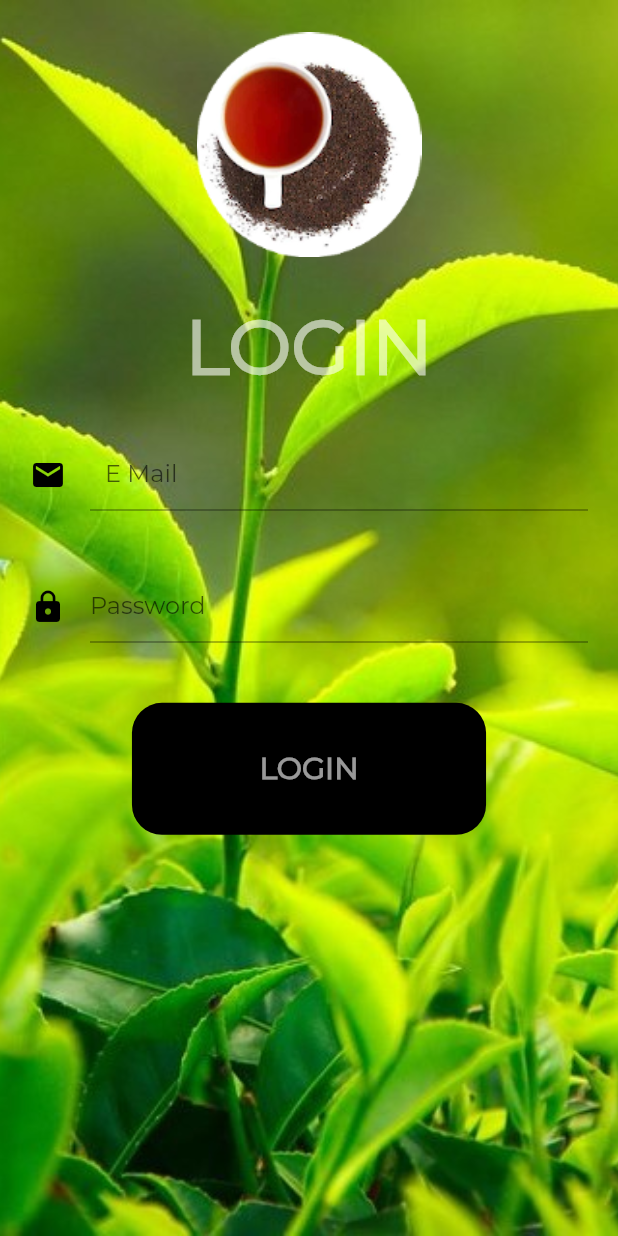
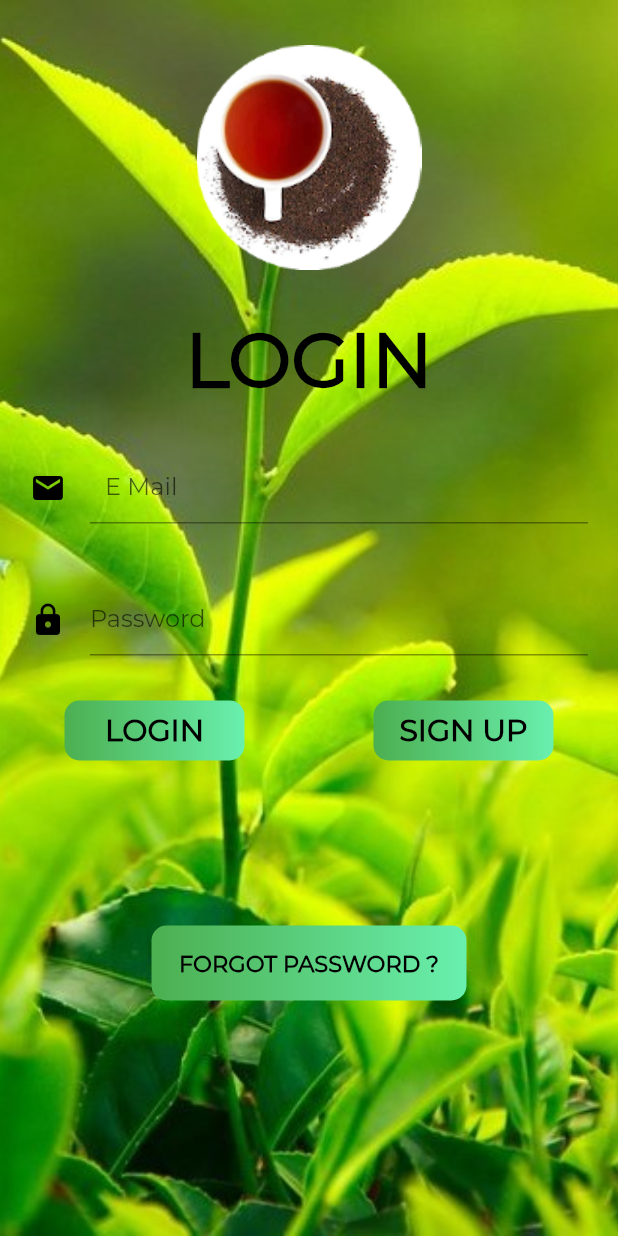
Before and after one commit to dulajdanu/teaSupplyChainWithBlockchain, a Flutter app: the screen it shows after launch, on a phone screen of 412 x 824 dp. Run offline on Flutter 3.47's test engine with Material 2 defaults, Android fonts, the phone set to English and light mode, and no system bars; our stand-ins replace charts_flutter, font_awesome_flutter; missing offline and left inert: qr_code_scanner.

Commit message:
reset password and signup form added

```diff
--- a/lib/loginPage.dart
+++ b/lib/loginPage.dart
@@ -1,5 +1,7 @@
 import 'package:flutter/material.dart';
 import 'home.dart';
+import 'SignUp.dart';
+import 'ForgetPassword.dart';
 
 class loginPage extends StatefulWidget {
   @override
@@ -29,8 +31,8 @@ class loginPageState extends State<loginPage> {
                 Center(
                   child: Column(
                     children: <Widget>[
-                      Spacer(
-                        flex: 1,
+                      SizedBox(
+                        height: 10,
                       ),
                       Padding(
                         padding: EdgeInsets.all(20),
@@ -51,7 +53,7 @@ class loginPageState extends State<loginPage> {
                               "LOGIN",
                               style: TextStyle(
                                   fontSize: 50,
-                                  color: Colors.white60,
+                                  color: Colors.black,
                                   fontWeight: FontWeight.w700),
                             ),
                           )),
@@ -91,36 +93,97 @@ class loginPageState extends State<loginPage> {
                           onSaved: (value) => password = value.trim(),
                         ),
                       ),
-                      Container(
-                        margin: EdgeInsets.only(top: 20),
-                        padding: EdgeInsets.all(20),
-                        decoration: BoxDecoration(
-                            color: Colors.black,
-                            borderRadius: BorderRadius.circular(20)),
-                        child: Center(
-                            widthFactor: 2,
-                            heightFactor: 1,
-                            child: RaisedButton(
-                              color: Colors.black,
-                              onPressed: () {
+                      SizedBox(
+                        height: 10,
+                      ),
+                      Row(
+                        mainAxisAlignment: MainAxisAlignment.spaceAround,
+                        children: <Widget>[
+                          GestureDetector(
+                            onTap: () {
                               Navigator.pushReplacement(
                                   context,
                                   MaterialPageRoute(
                                       builder: (BuildContext context) =>
                                           HomePage()));
                             },
+                            child: Container(
+                              height: 40,
+                              width: 120,
+                              decoration: BoxDecoration(
+                                  gradient: LinearGradient(colors: [
+                                    Colors.green,
+                                    Colors.greenAccent
+                                  ]),
+                                  borderRadius: BorderRadius.circular(10)),
+                              child: Center(
                                   child: Text(
                                 "LOGIN",
                                 style: TextStyle(
                                     fontSize: 20,
-                                    color: Colors.white60,
+                                    color: Colors.black,
                                     fontWeight: FontWeight.w700),
-                              ),
                               )),
                             ),
-                      Spacer(
-                        flex: 170,
                           ),
+                          GestureDetector(
+                            onTap: () {
+                              Navigator.push(
+                                  context,
+                                  MaterialPageRoute(
+                                      builder: (BuildContext context) =>
+                                          SignUp()));
+                            },
+                            child: Container(
+                              height: 40,
+                              width: 120,
+                              decoration: BoxDecoration(
+                                  gradient: LinearGradient(colors: [
+                                    Colors.green,
+                                    Colors.greenAccent
+                                  ]),
+                                  borderRadius: BorderRadius.circular(10)),
+                              child: Center(
+                                  child: Text(
+                                "SIGN UP",
+                                style: TextStyle(
+                                    fontSize: 20,
+                                    color: Colors.black,
+                                    fontWeight: FontWeight.w700),
+                              )),
+                            ),
+                          )
+                        ],
+                      ),
+                      SizedBox(
+                        height: 110,
+                      ),
+                      GestureDetector(
+                        onTap: () {
+                          Navigator.push(
+                              context,
+                              MaterialPageRoute(
+                                  builder: (BuildContext context) =>
+                                      ForgetPass()));
+                        },
+                        child: Container(
+                          height: 50,
+                          width: 210,
+                          decoration: BoxDecoration(
+                              gradient: LinearGradient(
+                                  colors: [Colors.green, Colors.greenAccent]),
+                              color: Colors.greenAccent,
+                              borderRadius: BorderRadius.circular(10)),
+                          child: Center(
+                              child: Text(
+                            "FORGOT PASSWORD ?",
+                            style: TextStyle(
+                                fontSize: 15,
+                                color: Colors.black,
+                                fontWeight: FontWeight.w700),
+                          )),
+                        ),
+                      )
                     ],
                   ),
                 )
```
Also changed, not shown: lib/ForgetPassword.dart (added, +154 -0 lines), lib/SignUp.dart (added, +156 -0 lines), lib/home.dart (+23 -31 lines). Lines whose indentation alone changed are shown as unchanged.
